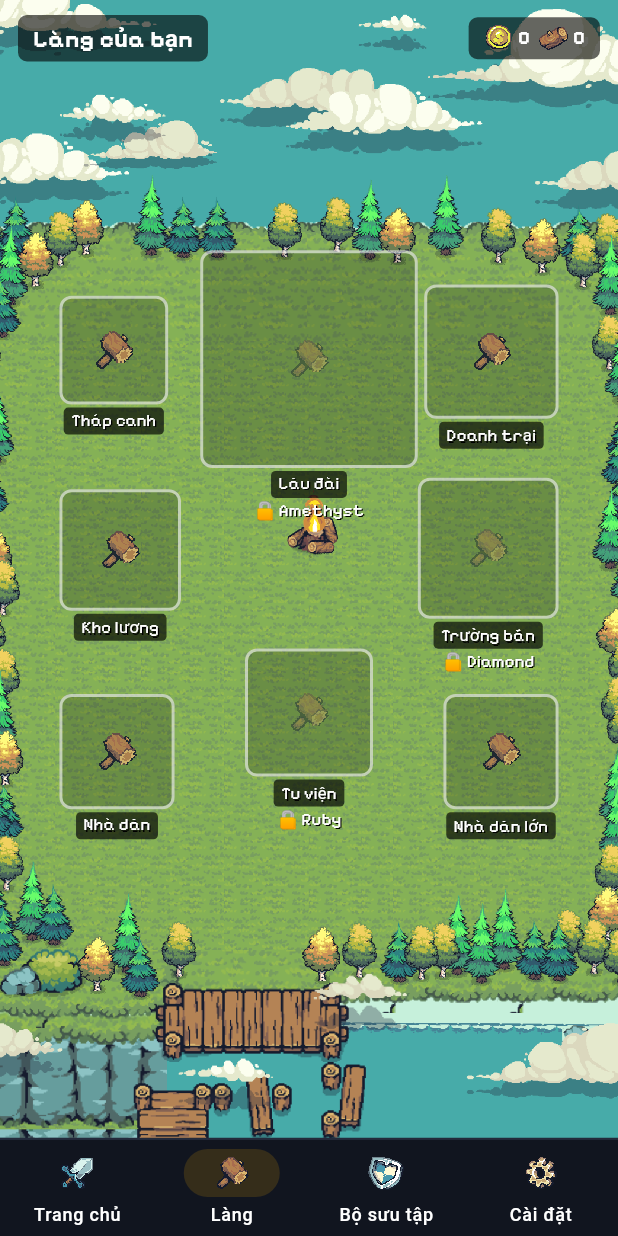
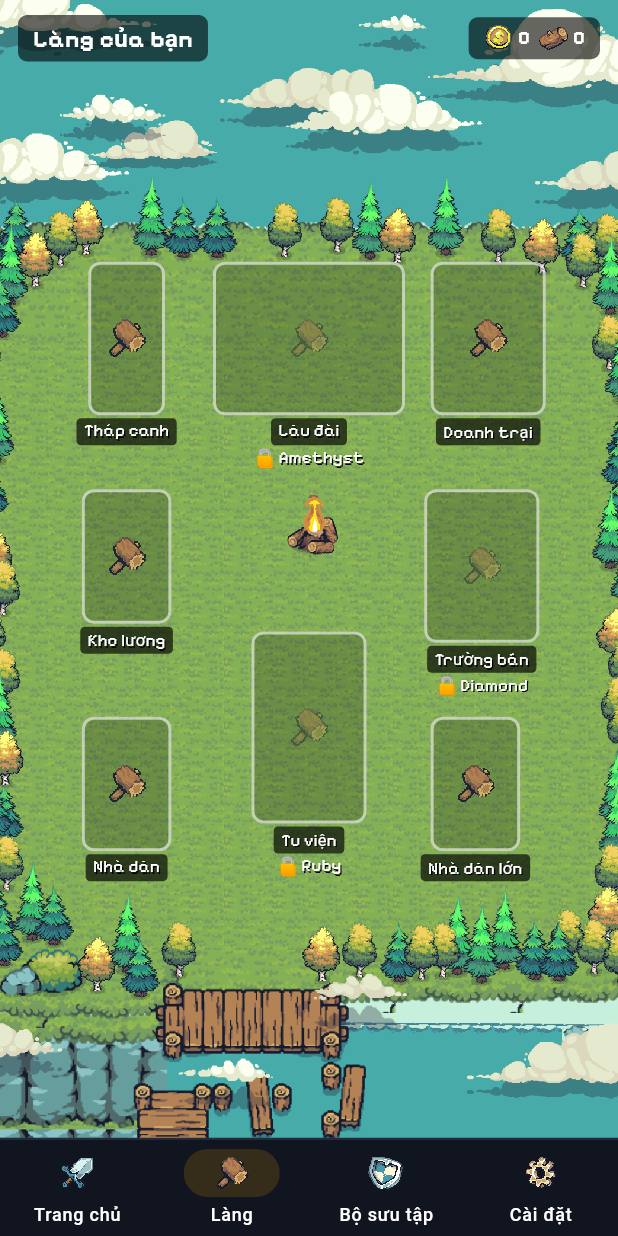
Before and after one commit to Monomee/PRM.Focus-Knight, a Flutter app: the screen it shows after launch, item 2 of the bottom bar chosen, on a phone screen of 412 x 824 dp. Run offline on Flutter 3.47's test engine with Material 3 defaults, Android fonts, the phone set to English and light mode, and no system bars; our stand-ins replace shared_preferences; missing offline and left inert: flutter_foreground_task, flutter_overlay_window, usage_stats.

Commit message:
fix: village slots use sprite aspect, wider labels and a non-overlapping layout
Co-Authored-By: Claude Opus 5.5 <noreply@anthropic.com>

```diff
--- a/lib/features/village/building_sheet.dart
+++ b/lib/features/village/building_sheet.dart
@@ -94,7 +94,8 @@ class _BuildingSheetState extends State<_BuildingSheet> {
                 backgroundColor: const Color(0xFFC2410C),
                 padding: const EdgeInsets.symmetric(vertical: 13),
               ),
-              child: Text(maxed ? 'Đã tối đa' : (level == 0 ? 'Xây' : 'Nâng cấp')),
+              child: Text(maxed ? 'Đã tối đa' : (level == 0 ? 'Xây' : 'Nâng cấp'),
+                  style: woodText(17, color: Colors.white)),
             ),
           ),
         ]),
--- a/lib/features/village/village_screen.dart
+++ b/lib/features/village/village_screen.dart
@@ -25,24 +25,50 @@ class VillageScreen extends StatelessWidget {
 
   static const imageSize = Size(1080, 1920);
 
+  /// Space under each sprite for the name and lock lines, and the minimum column width.
+  static const labelBand = 40.0;
+  static const labelWidth = 100.0;
+
   // (left, top, width) as fractions of the background image; grass spans ~x 0.06–0.94, y 0.22–0.80,
-  // campfire at (0.5, 0.47). Kept within x 0.10–0.89 because tall phones crop the sides.
+  // campfire at ~(0.5, 0.46). Label columns are centered at x ~0.21–0.78 so they survive the side crop
+  // of tall phones.
   static const _slots = <Building, (double, double, double)>{
-    Building.tower: (0.11, 0.26, 0.17),
-    Building.castle: (0.33, 0.22, 0.34),
-    Building.barracks: (0.68, 0.25, 0.21),
-    Building.granary: (0.11, 0.43, 0.19),
-    Building.archery: (0.67, 0.42, 0.22),
-    Building.house2: (0.11, 0.61, 0.18),
-    Building.monastery: (0.40, 0.57, 0.20),
-    Building.house3: (0.71, 0.61, 0.18),
+    Building.tower: (0.155, 0.23, 0.12),
+    Building.castle: (0.35, 0.23, 0.30),
+    Building.barracks: (0.69, 0.23, 0.18),
+    Building.granary: (0.145, 0.43, 0.14),
+    Building.archery: (0.68, 0.43, 0.18),
+    Building.house2: (0.145, 0.63, 0.14),
+    Building.monastery: (0.41, 0.555, 0.18),
+    Building.house3: (0.69, 0.63, 0.14),
   };
 
-  /// Slot rect in [box] coordinates (height is the slot width; content may extend below).
+
+  /// Sprite width / height (the Tiny Swords building sheets).
+  static const _aspect = <Building, double>{
+    Building.tower: 128 / 256,
+    Building.castle: 320 / 256,
+    Building.barracks: 192 / 256,
+    Building.granary: 128 / 192,
+    Building.archery: 192 / 256,
+    Building.house2: 128 / 192,
+    Building.monastery: 192 / 320,
+    Building.house3: 128 / 192,
+  };
+
+  /// Whole footprint of a slot: the sprite plus the (possibly wider) label column under it.
+  static Rect slotArea(Building b, Size box) {
+    final r = slotRect(b, box);
+    final width = r.width > labelWidth ? r.width : labelWidth;
+    return Rect.fromLTWH(r.center.dx - width / 2, r.top, width, r.height + labelBand);
+  }
+
+  /// Sprite rect of a slot in [box] coordinates; the label band sits below it.
   static Rect slotRect(Building b, Size box) {
     final img = coverRect(box, imageSize);
     final (l, t, w) = _slots[b]!;
-    return Rect.fromLTWH(img.left + l * img.width, img.top + t * img.height, w * img.width, w * img.width);
+    final width = w * img.width;
+    return Rect.fromLTWH(img.left + l * img.width, img.top + t * img.height, width, width / _aspect[b]!);
   }
 
   @override
@@ -55,13 +81,7 @@ class VillageScreen extends StatelessWidget {
           Positioned.fill(
             child: Image.asset('ui/scenes/village.webp', fit: BoxFit.cover, filterQuality: FilterQuality.none),
           ),
-          for (final b in _slots.keys)
-            Positioned(
-              left: slotRect(b, box.biggest).left,
-              top: slotRect(b, box.biggest).top,
-              width: slotRect(b, box.biggest).width,
-              child: _slot(context, b, rank),
-            ),
+          for (final b in _slots.keys) _positioned(context, b, rank, box.biggest),
           Positioned(
             left: 12,
             right: 12,
@@ -91,7 +111,17 @@ class VillageScreen extends StatelessWidget {
         child: child,
       );
 
-  Widget _slot(BuildContext context, Building b, Rank rank) {
+  Widget _positioned(BuildContext context, Building b, Rank rank, Size box) {
+    final area = slotArea(b, box);
+    return Positioned(
+      left: area.left,
+      top: area.top,
+      width: area.width,
+      child: _slot(context, b, rank, slotRect(b, box).size),
+    );
+  }
+
+  Widget _slot(BuildContext context, Building b, Rank rank, Size sprite) {
     final level = player.levelOf(b);
     final required = b.requiredCharacter;
     final locked = required != null && !isCharacterUnlocked(required, rank);
@@ -107,10 +137,11 @@ class VillageScreen extends StatelessWidget {
       onTap: () => showBuildingSheet(context, player: player, building: b, rank: rank),
       child: Column(mainAxisSize: MainAxisSize.min, children: [
         if (level > 0)
-          Image.asset(b.asset, filterQuality: FilterQuality.none)
+          Image.asset(b.asset,
+              width: sprite.width, height: sprite.height, fit: BoxFit.contain, filterQuality: FilterQuality.none)
         else
-          AspectRatio(
-            aspectRatio: 1,
+          SizedBox.fromSize(
+            size: sprite,
             child: Container(
               decoration: BoxDecoration(
                 color: const Color(0x33000000),
```
Also changed, not shown: 1 other file.
